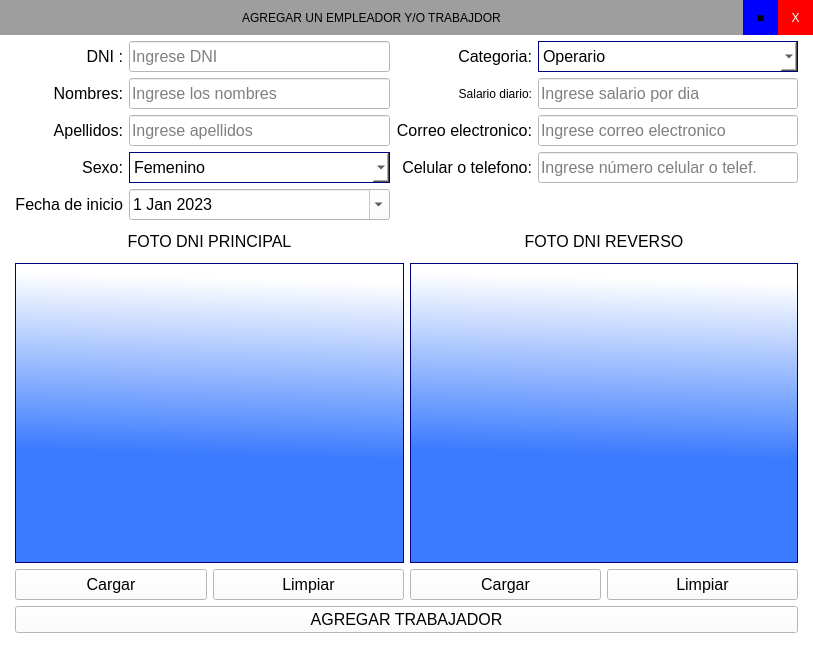
First picture: the form in ui_files/add_worker.ui, repository Romehe369/aec_contrastistas_g, before the edit.
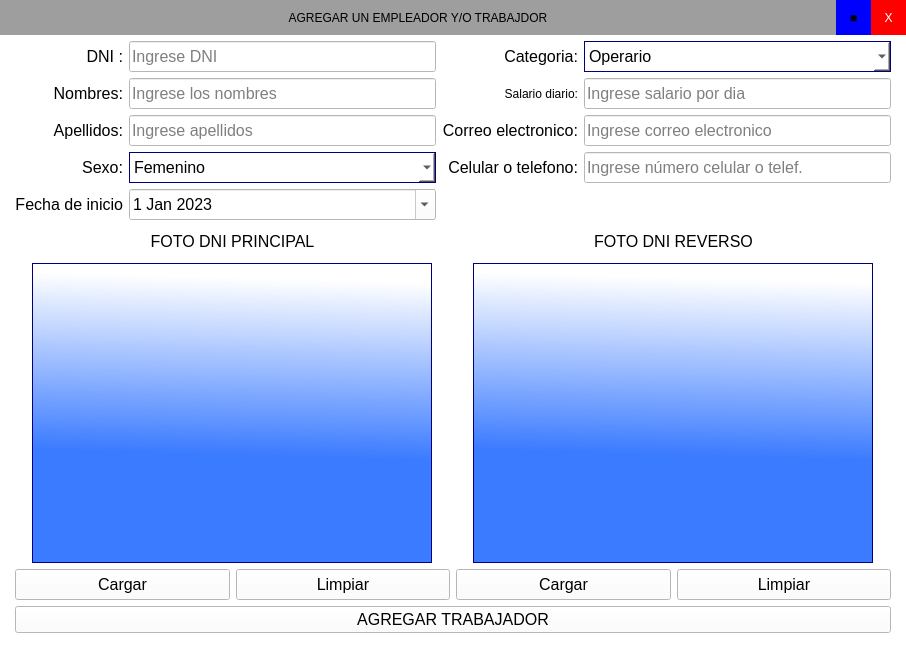
Second picture: the form after the edit.

The edit to the form file:
```diff
--- a/ui_files/add_worker.ui
+++ b/ui_files/add_worker.ui
@@ -6,8 +6,8 @@
    <rect>
     <x>0</x>
     <y>0</y>
-    <width>813</width>
-    <height>651</height>
+    <width>906</width>
+    <height>653</height>
    </rect>
   </property>
   <property name="windowTitle">
@@ -699,13 +699,34 @@
          </widget>
         </item>
         <item>
-         <widget class="QLabel" name="img_dni_2">
+         <layout class="QHBoxLayout" name="horizontalLayout_2">
+          <item>
+           <spacer name="horizontalSpacer">
+            <property name="orientation">
+             <enum>Qt::Horizontal</enum>
+            </property>
+            <property name="sizeHint" stdset="0">
+             <size>
+              <width>40</width>
+              <height>20</height>
+             </size>
+            </property>
+           </spacer>
+          </item>
+          <item>
+           <widget class="QLabel" name="img_dni">
           <property name="minimumSize">
            <size>
-            <width>0</width>
+              <width>400</width>
             <height>300</height>
            </size>
           </property>
+            <property name="maximumSize">
+             <size>
+              <width>500</width>
+              <height>400</height>
+             </size>
+            </property>
           <property name="styleSheet">
            <string notr="true">border: 1px solid rgb(0, 0, 127);
 background-color: qlineargradient(spread:pad, x1:0.409318, y1:0.636, x2:0.432, y2:0.0454545, stop:0 rgba(59, 123, 255, 255), stop:1 rgba(255, 255, 255, 255));</string>
@@ -717,6 +738,21 @@
            <bool>true</bool>
           </property>
          </widget>
+          </item>
+          <item>
+           <spacer name="horizontalSpacer_2">
+            <property name="orientation">
+             <enum>Qt::Horizontal</enum>
+            </property>
+            <property name="sizeHint" stdset="0">
+             <size>
+              <width>40</width>
+              <height>20</height>
+             </size>
+            </property>
+           </spacer>
+          </item>
+         </layout>
         </item>
         <item>
          <layout class="QHBoxLayout" name="horizontalLayout_4">
@@ -802,13 +838,34 @@
          </widget>
         </item>
         <item>
-         <widget class="QLabel" name="img_dni">
+         <layout class="QHBoxLayout" name="horizontalLayout_6">
+          <item>
+           <spacer name="horizontalSpacer_3">
+            <property name="orientation">
+             <enum>Qt::Horizontal</enum>
+            </property>
+            <property name="sizeHint" stdset="0">
+             <size>
+              <width>40</width>
+              <height>20</height>
+             </size>
+            </property>
+           </spacer>
+          </item>
+          <item>
+           <widget class="QLabel" name="img_dnireverse">
           <property name="minimumSize">
            <size>
-            <width>0</width>
+              <width>400</width>
             <height>300</height>
            </size>
           </property>
+            <property name="maximumSize">
+             <size>
+              <width>500</width>
+              <height>400</height>
+             </size>
+            </property>
           <property name="styleSheet">
            <string notr="true">border: 1px solid rgb(0, 0, 127);
 background-color: qlineargradient(spread:pad, x1:0.409318, y1:0.636, x2:0.432, y2:0.0454545, stop:0 rgba(59, 123, 255, 255), stop:1 rgba(255, 255, 255, 255));</string>
@@ -820,6 +877,21 @@
            <bool>true</bool>
           </property>
          </widget>
+          </item>
+          <item>
+           <spacer name="horizontalSpacer_4">
+            <property name="orientation">
+             <enum>Qt::Horizontal</enum>
+            </property>
+            <property name="sizeHint" stdset="0">
+             <size>
+              <width>40</width>
+              <height>20</height>
+             </size>
+            </property>
+           </spacer>
+          </item>
+         </layout>
         </item>
         <item>
          <layout class="QHBoxLayout" name="horizontalLayout_5">
```
Left out of the diff: 4 changed lines with no effect on the pictures. Lines whose indentation alone changed are shown as unchanged.
